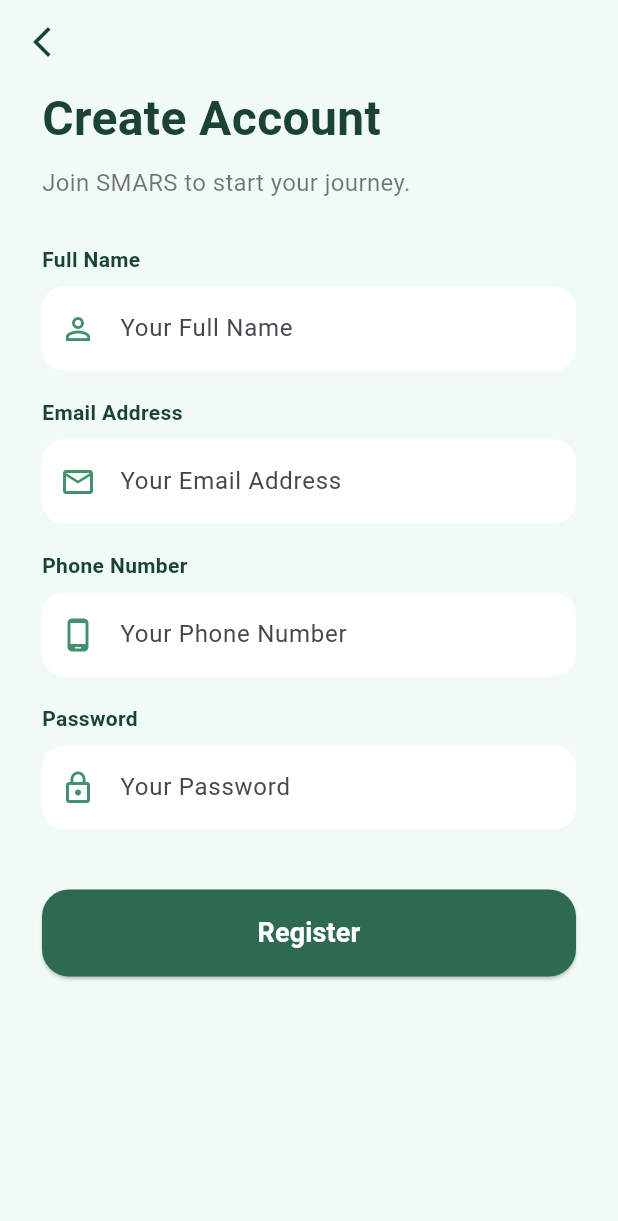
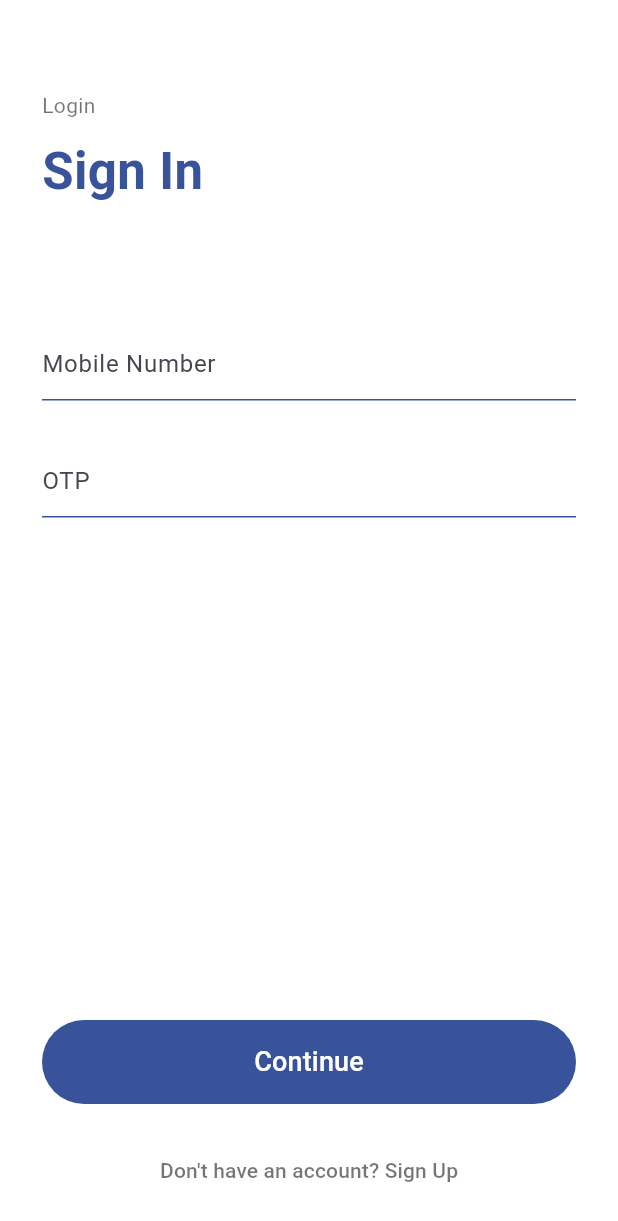
Before and after one commit to miniproject-nasa/SMARS, a Flutter app: the screen it shows after launch, after a tap on "User", on a phone screen of 412 x 824 dp. Shown: the top 1221 px of the screen. Run offline on Flutter 3.47's test engine with Material 3 defaults, Android fonts, the phone set to English and light mode, and no system bars; our stand-ins replace shared_preferences.

Commit message:
Patient login and signup

```diff
--- a/flutter_app/lib/screens/home_landing_screen.dart
+++ b/flutter_app/lib/screens/home_landing_screen.dart
@@ -1,5 +1,5 @@
 import 'package:flutter/material.dart';
-import 'login_screen.dart';
+import 'patient_login_screen.dart';
 import 'patient_register_screen.dart';
 
 class HomeLandingScreen extends StatelessWidget {
@@ -59,9 +59,7 @@ class HomeLandingScreen extends StatelessWidget {
                   onPressed: () {
                     Navigator.push(
                       context,
-                      MaterialPageRoute(
-                        builder: (_) => PatientRegisterScreen(),
-                      ),
+                      MaterialPageRoute(builder: (_) => PatientLoginScreen()),
                     );
                   },
                   child: const Text(
@@ -95,9 +93,7 @@ class HomeLandingScreen extends StatelessWidget {
                   onPressed: () {
                     Navigator.push(
                       context,
-                      MaterialPageRoute(
-                        builder: (_) => LoginScreen(userType: 'patient'),
-                      ),
+                      MaterialPageRoute(builder: (_) => PatientLoginScreen()),
                     );
                   },
                   child: const Text(
--- /dev/null
+++ b/flutter_app/lib/screens/patient_login_screen.dart
@@ -0,0 +1,116 @@
+import 'package:flutter/material.dart';
+import 'patient_register_screen.dart';
+
+class PatientLoginScreen extends StatelessWidget {
+  PatientLoginScreen({super.key});
+
+  final mobileController = TextEditingController();
+  final otpController = TextEditingController();
+
+  static const primaryBlue = Color.fromARGB(255, 56, 83, 153);
+
+  @override
+  Widget build(BuildContext context) {
+    return Scaffold(
+      backgroundColor: Colors.white,
+      body: SafeArea(
+        child: Padding(
+          padding: const EdgeInsets.symmetric(horizontal: 28),
+          child: Column(
+            crossAxisAlignment: CrossAxisAlignment.start,
+            children: [
+              const SizedBox(height: 60),
+
+              const Text("Login", style: TextStyle(color: Colors.black54)),
+
+              const SizedBox(height: 10),
+
+              const Text(
+                "Sign In",
+                style: TextStyle(
+                  fontSize: 34,
+                  fontWeight: FontWeight.bold,
+                  color: primaryBlue,
+                ),
+              ),
+
+              const SizedBox(height: 80),
+
+              TextField(
+                controller: mobileController,
+                keyboardType: TextInputType.phone,
+                decoration: const InputDecoration(
+                  hintText: "Mobile Number",
+                  enabledBorder: UnderlineInputBorder(
+                    borderSide: BorderSide(color: primaryBlue),
+                  ),
+                  focusedBorder: UnderlineInputBorder(
+                    borderSide: BorderSide(color: primaryBlue),
+                  ),
+                ),
+              ),
+
+              const SizedBox(height: 30),
+
+              TextField(
+                controller: otpController,
+                keyboardType: TextInputType.number,
+                decoration: const InputDecoration(
+                  hintText: "OTP",
+                  enabledBorder: UnderlineInputBorder(
+                    borderSide: BorderSide(color: primaryBlue),
+                  ),
+                  focusedBorder: UnderlineInputBorder(
+                    borderSide: BorderSide(color: primaryBlue),
+                  ),
+                ),
+              ),
+
+              const Spacer(),
+
+              SizedBox(
+                width: double.infinity,
+                height: 56,
+                child: ElevatedButton(
+                  style: ElevatedButton.styleFrom(
+                    backgroundColor: primaryBlue,
+                    shape: RoundedRectangleBorder(
+                      borderRadius: BorderRadius.circular(30),
+                    ),
+                    elevation: 0,
+                  ),
+                  onPressed: () {},
+                  child: const Text(
+                    "Continue",
+                    style: TextStyle(fontSize: 18, color: Colors.white),
+                  ),
+                ),
+              ),
+
+              const SizedBox(height: 20),
+
+              Center(
+                child: TextButton(
+                  onPressed: () {
+                    Navigator.push(
+                      context,
+                      MaterialPageRoute(
+                        builder: (_) => const PatientRegisterScreen(),
+                      ),
+                    );
+                  },
+                  child: const Text(
+                    "Don't have an account? Sign Up",
+                    style: TextStyle(color: Colors.black54),
+                  ),
+                ),
+              ),
+
+              const SizedBox(height: 20),
+            ],
+          ),
+        ),
+      ),
+    );
+  }
+}
--- a/flutter_app/lib/screens/patient_register_screen.dart
+++ b/flutter_app/lib/screens/patient_register_screen.dart
@@ -1,4 +1,5 @@
 import 'package:flutter/material.dart';
+import 'patient_login_screen.dart';
 
 class PatientRegisterScreen extends StatefulWidget {
   const PatientRegisterScreen({super.key});
@@ -8,105 +9,101 @@ class PatientRegisterScreen extends StatefulWidget {
 }
 
 class _PatientRegisterScreenState extends State<PatientRegisterScreen> {
-  final _formKey = GlobalKey<FormState>();
+  final nameController = TextEditingController();
+  final dobController = TextEditingController();
+  final mobileController = TextEditingController();
+  final otpController = TextEditingController();
 
-  // Controllers to capture user input
-  final TextEditingController _nameController = TextEditingController();
-  final TextEditingController _emailController = TextEditingController();
-  final TextEditingController _phoneController = TextEditingController();
-  final TextEditingController _passwordController = TextEditingController();
+  static const primaryBlue = Color.fromARGB(255, 56, 83, 153);
+
+  Future<void> pickDate() async {
+    DateTime? picked = await showDatePicker(
+      context: context,
+      initialDate: DateTime(2000),
+      firstDate: DateTime(1950),
+      lastDate: DateTime.now(),
+    );
+
+    if (picked != null) {
+      dobController.text = "${picked.day}/${picked.month}/${picked.year}";
+    }
+  }
 
   @override
   Widget build(BuildContext context) {
     return Scaffold(
-      backgroundColor: const Color(0xFFF1FBF5),
-      appBar: AppBar(
-        backgroundColor: Colors.transparent,
-        elevation: 0,
-        leading: IconButton(
-          icon: const Icon(Icons.arrow_back_ios_new, color: Color(0xFF1B4332)),
-          onPressed: () => Navigator.pop(context),
-        ),
-      ),
+      backgroundColor: Colors.white,
       body: SafeArea(
-        child: SingleChildScrollView(
-          padding: const EdgeInsets.symmetric(horizontal: 28.0),
-          child: Form(
-            key: _formKey,
+        child: Padding(
+          padding: const EdgeInsets.symmetric(horizontal: 28),
+          child: SingleChildScrollView(
             child: Column(
               crossAxisAlignment: CrossAxisAlignment.start,
               children: [
+                const SizedBox(height: 60),
+
                 const Text(
-                  "Create Account",
+                  "Sign Up",
                   style: TextStyle(
-                    fontSize: 32,
+                    fontSize: 34,
                     fontWeight: FontWeight.bold,
-                    color: Color(0xFF1B4332),
+                    color: primaryBlue,
                   ),
                 ),
-                const SizedBox(height: 8),
-                const Text(
-                  "Join SMARS to start your journey.",
-                  style: TextStyle(fontSize: 16, color: Colors.black54),
+
+                const SizedBox(height: 60),
+
+                buildField("Full Name", nameController),
+                buildField(
+                  "Date of Birth",
+                  dobController,
+                  readOnly: true,
+                  onTap: pickDate,
                 ),
-                const SizedBox(height: 30),
+                buildField("Mobile Number", mobileController),
+                buildField("OTP", otpController),
 
-                _buildInputField(
-                  "Full Name",
-                  _nameController,
-                  Icons.person_outline,
-                ),
-                const SizedBox(height: 18),
-                _buildInputField(
-                  "Email Address",
-                  _emailController,
-                  Icons.email_outlined,
-                  keyboardType: TextInputType.emailAddress,
-                ),
-                const SizedBox(height: 18),
-                _buildInputField(
-                  "Phone Number",
-                  _phoneController,
-                  Icons.phone_android_outlined,
-                  keyboardType: TextInputType.phone,
-                ),
-                const SizedBox(height: 18),
-                _buildInputField(
-                  "Password",
-                  _passwordController,
-                  Icons.lock_outline,
-                  isPassword: true,
-                ),
+                const SizedBox(height: 60),
 
-                const SizedBox(height: 40),
-
-                // 🟢 Register Button
                 SizedBox(
                   width: double.infinity,
-                  height: 58,
+                  height: 56,
                   child: ElevatedButton(
                     style: ElevatedButton.styleFrom(
-                      backgroundColor: const Color(0xFF2D6A4F),
-                      foregroundColor: Colors.white,
+                      backgroundColor: primaryBlue,
                       shape: RoundedRectangleBorder(
-                        borderRadius: BorderRadius.circular(18),
+                        borderRadius: BorderRadius.circular(30),
                       ),
+                      elevation: 0,
                     ),
-                    onPressed: () {
-                      if (_formKey.currentState!.validate()) {
-                        // Logic to save user to database
-                      }
-                    },
+                    onPressed: () {},
                     child: const Text(
                       "Register",
                       style: TextStyle(
                         fontSize: 18,
-                        fontWeight: FontWeight.bold,
+                        fontWeight: FontWeight.w600,
+                        color: Colors.white,
                       ),
                     ),
                   ),
                 ),
+
                 const SizedBox(height: 20),
+
+                Center(
+                  child: TextButton(
+                    onPressed: () {
+                      Navigator.pushReplacement(
+                        context,
+                        MaterialPageRoute(builder: (_) => PatientLoginScreen()),
+                      );
+                    },
+                    child: const Text(
+                      "Already have an account? Login",
+                      style: TextStyle(color: Colors.black54),
+                    ),
+                  ),
+                ),
               ],
             ),
           ),
@@ -115,42 +112,28 @@ class _PatientRegisterScreenState extends State<PatientRegisterScreen> {
     );
   }
 
-  Widget _buildInputField(
-    String label,
-    TextEditingController controller,
-    IconData icon, {
-    bool isPassword = false,
-    TextInputType keyboardType = TextInputType.text,
+  Widget buildField(
+    String hint,
+    TextEditingController controller, {
+    bool readOnly = false,
+    VoidCallback? onTap,
   }) {
-    return Column(
-      crossAxisAlignment: CrossAxisAlignment.start,
-      children: [
-        Text(
-          label,
-          style: const TextStyle(
-            fontWeight: FontWeight.w600,
-            color: Color(0xFF1B4332),
+    return Padding(
+      padding: const EdgeInsets.only(bottom: 28),
+      child: TextField(
+        controller: controller,
+        readOnly: readOnly,
+        onTap: onTap,
+        decoration: const InputDecoration(
+          enabledBorder: UnderlineInputBorder(
+            borderSide: BorderSide(color: primaryBlue),
           ),
+          focusedBorder: UnderlineInputBorder(
+            borderSide: BorderSide(color: primaryBlue),
+          ),
+          hintText: "",
         ),
-        const SizedBox(height: 8),
-        TextFormField(
-          controller: controller,
-          obscureText: isPassword,
-          keyboardType: keyboardType,
-          decoration: InputDecoration(
-            prefixIcon: Icon(icon, color: const Color(0xFF40916C)),
-            filled: true,
-            fillColor: Colors.white,
-            border: OutlineInputBorder(
-              borderRadius: BorderRadius.circular(15),
-              borderSide: BorderSide.none,
-            ),
-            hintText: "Your $label",
-          ),
-          validator: (value) =>
-              value!.isEmpty ? "This field is required" : null,
-        ),
-      ],
+      ),
     );
   }
 }
```
Also changed, not shown: flutter_app/lib/screens/login_screen.dart (deleted, +0 -15 lines).
